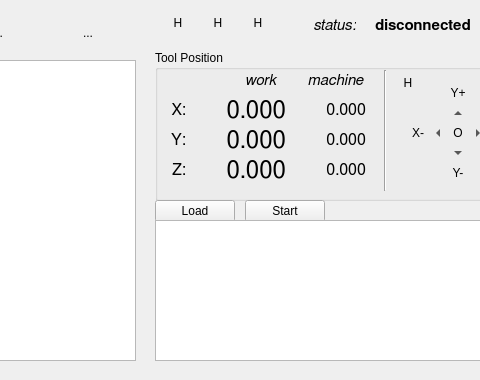
Old version of the form src/mainwindow.ui in the repository NRSoft/GSharpie; both pictures show x 135 to 615 and y 0 to 380 of the 730 by 380 pixel window.
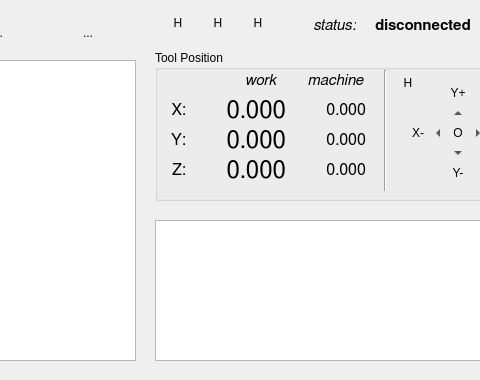
New version of the form. Icons and pictures are not drawn. Custom widgets are drawn as their Qt base class.

```diff
--- a/src/mainwindow.ui
+++ b/src/mainwindow.ui
@@ -32,32 +32,6 @@
    <string>GSharpie</string>
   </property>
   <widget class="QWidget" name="centralWidget">
-   <widget class="QPushButton" name="btnStart1">
-    <property name="geometry">
-     <rect>
-      <x>380</x>
-      <y>200</y>
-      <width>80</width>
-      <height>22</height>
-     </rect>
-    </property>
-    <property name="text">
-     <string>Start</string>
-    </property>
-   </widget>
-   <widget class="QPushButton" name="btnLoad1">
-    <property name="geometry">
-     <rect>
-      <x>290</x>
-      <y>200</y>
-      <width>80</width>
-      <height>22</height>
-     </rect>
-    </property>
-    <property name="text">
-     <string>Load</string>
-    </property>
-   </widget>
    <widget class="QPlainTextEdit" name="txtErrorLog">
     <property name="geometry">
      <rect>
```
Left out of the diff: 6 changed lines with no effect on the pictures.
